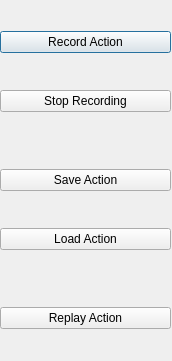
First picture: the form in actionreplay_app/ui/action_replay.ui, repository cemtaylor/actionreplay, before the edit.
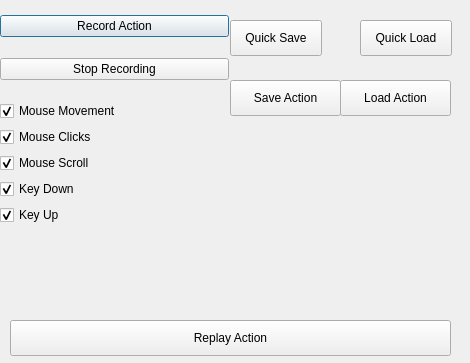
Second picture: the form after the edit.

Commit message: * Updated UI for quick save/quick load options * Implemented save to file/load from file dialogs * Implemented toggles for what to record

```diff
--- a/actionreplay_app/ui/action_replay.ui
+++ b/actionreplay_app/ui/action_replay.ui
@@ -6,8 +6,8 @@
    <rect>
     <x>0</x>
     <y>0</y>
-    <width>172</width>
-    <height>361</height>
+    <width>470</width>
+    <height>363</height>
    </rect>
   </property>
   <property name="mouseTracking">
@@ -16,37 +16,56 @@
   <property name="windowTitle">
    <string>ActionReplay</string>
   </property>
-  <widget class="QWidget" name="gridLayoutWidget">
+  <widget class="QPushButton" name="save_action">
+   <property name="geometry">
+    <rect>
+     <x>230</x>
+     <y>80</y>
+     <width>111</width>
+     <height>36</height>
+    </rect>
+   </property>
+   <property name="text">
+    <string>Save Action</string>
+   </property>
+  </widget>
+  <widget class="QPushButton" name="load_action">
+   <property name="geometry">
+    <rect>
+     <x>340</x>
+     <y>80</y>
+     <width>111</width>
+     <height>36</height>
+    </rect>
+   </property>
+   <property name="text">
+    <string>Load Action</string>
+   </property>
+  </widget>
+  <widget class="QPushButton" name="replay_action">
+   <property name="geometry">
+    <rect>
+     <x>10</x>
+     <y>320</y>
+     <width>441</width>
+     <height>36</height>
+    </rect>
+   </property>
+   <property name="text">
+    <string>Replay Action</string>
+   </property>
+  </widget>
+  <widget class="QWidget" name="verticalLayoutWidget_2">
    <property name="geometry">
     <rect>
      <x>0</x>
      <y>0</y>
-     <width>171</width>
-     <height>361</height>
+     <width>229</width>
+     <height>242</height>
     </rect>
    </property>
-   <layout class="QGridLayout" name="gridLayout">
-    <item row="4" column="0">
-     <spacer name="horizontalSpacer">
-      <property name="orientation">
-       <enum>Qt::Horizontal</enum>
-      </property>
-      <property name="sizeHint" stdset="0">
-       <size>
-        <width>40</width>
-        <height>20</height>
-       </size>
-      </property>
-     </spacer>
-    </item>
-    <item row="8" column="0">
-     <widget class="QPushButton" name="replay_action">
-      <property name="text">
-       <string>Replay Action</string>
-      </property>
-     </widget>
-    </item>
-    <item row="1" column="0">
+   <layout class="QVBoxLayout" name="verticalLayout_2">
+    <item>
      <widget class="QPushButton" name="start_recording">
       <property name="text">
        <string>Record Action</string>
@@ -62,42 +81,95 @@
       </property>
      </widget>
     </item>
-    <item row="3" column="0">
+    <item>
      <widget class="QPushButton" name="stop_recording">
       <property name="text">
        <string>Stop Recording</string>
       </property>
      </widget>
     </item>
-    <item row="6" column="0">
-     <widget class="QPushButton" name="load_action">
-      <property name="text">
-       <string>Load Action</string>
-      </property>
-     </widget>
-    </item>
-    <item row="5" column="0">
-     <widget class="QPushButton" name="save_action">
-      <property name="text">
-       <string>Save Action</string>
-      </property>
-     </widget>
-    </item>
-    <item row="7" column="0">
-     <spacer name="horizontalSpacer_2">
-      <property name="orientation">
-       <enum>Qt::Horizontal</enum>
-      </property>
-      <property name="sizeHint" stdset="0">
-       <size>
-        <width>40</width>
-        <height>20</height>
-       </size>
-      </property>
-     </spacer>
+    <item>
+     <layout class="QVBoxLayout" name="verticalLayout">
+      <item>
+       <widget class="QCheckBox" name="record_move">
+        <property name="text">
+         <string>Mouse Movement</string>
+        </property>
+        <property name="checked">
+         <bool>true</bool>
+        </property>
+       </widget>
+      </item>
+      <item>
+       <widget class="QCheckBox" name="record_click">
+        <property name="text">
+         <string>Mouse Clicks</string>
+        </property>
+        <property name="checked">
+         <bool>true</bool>
+        </property>
+       </widget>
+      </item>
+      <item>
+       <widget class="QCheckBox" name="record_scroll">
+        <property name="text">
+         <string>Mouse Scroll</string>
+        </property>
+        <property name="checked">
+         <bool>true</bool>
+        </property>
+       </widget>
+      </item>
+      <item>
+       <widget class="QCheckBox" name="record_keydown">
+        <property name="text">
+         <string>Key Down</string>
+        </property>
+        <property name="checked">
+         <bool>true</bool>
+        </property>
+       </widget>
+      </item>
+      <item>
+       <widget class="QCheckBox" name="record_keyup">
+        <property name="text">
+         <string>Key Up</string>
+        </property>
+        <property name="checked">
+         <bool>true</bool>
+        </property>
+       </widget>
+      </item>
+     </layout>
     </item>
    </layout>
   </widget>
+  <widget class="QPushButton" name="quick_save_action">
+   <property name="geometry">
+    <rect>
+     <x>230</x>
+     <y>20</y>
+     <width>92</width>
+     <height>36</height>
+    </rect>
+   </property>
+   <property name="text">
+    <string>Quick Save</string>
+   </property>
+  </widget>
+  <widget class="QPushButton" name="quick_load_action">
+   <property name="geometry">
+    <rect>
+     <x>360</x>
+     <y>20</y>
+     <width>92</width>
+     <height>36</height>
+    </rect>
+   </property>
+   <property name="text">
+    <string>Quick Load</string>
+   </property>
+  </widget>
  </widget>
  <resources/>
  <connections/>
```
The commit also changes 2 other files.
